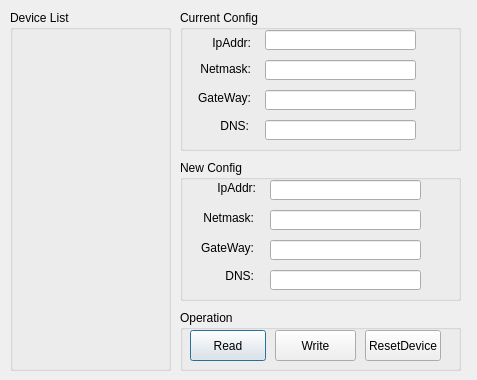
This is qeditipconfigdialog.ui in gaopindianzi/relay_control_terminal as Qt 5 draws it before an edit. The edited form follows.
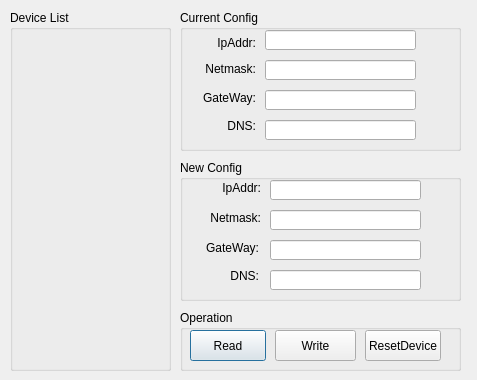
This is the edited form.

Commit message: 界面更新

```diff
--- a/qeditipconfigdialog.ui
+++ b/qeditipconfigdialog.ui
@@ -53,7 +53,7 @@
    <widget class="QLabel" name="label">
     <property name="geometry">
      <rect>
-      <x>20</x>
+      <x>25</x>
       <y>25</y>
       <width>51</width>
       <height>16</height>
@@ -69,7 +69,7 @@
    <widget class="QLabel" name="label_2">
     <property name="geometry">
      <rect>
-      <x>5</x>
+      <x>10</x>
       <y>51</y>
       <width>66</width>
       <height>16</height>
@@ -85,7 +85,7 @@
    <widget class="QLabel" name="label_3">
     <property name="geometry">
      <rect>
-      <x>15</x>
+      <x>20</x>
       <y>80</y>
       <width>56</width>
       <height>16</height>
@@ -141,9 +141,9 @@
    <widget class="QLabel" name="label_4">
     <property name="geometry">
      <rect>
-      <x>15</x>
+      <x>10</x>
       <y>110</y>
-      <width>54</width>
+      <width>66</width>
       <height>12</height>
      </rect>
     </property>
@@ -210,7 +210,7 @@
    <widget class="QLabel" name="label_5">
     <property name="geometry">
      <rect>
-      <x>20</x>
+      <x>25</x>
       <y>80</y>
       <width>54</width>
       <height>16</height>
@@ -226,7 +226,7 @@
    <widget class="QLabel" name="label_6">
     <property name="geometry">
      <rect>
-      <x>8</x>
+      <x>15</x>
       <y>50</y>
       <width>66</width>
       <height>16</height>
@@ -242,7 +242,7 @@
    <widget class="QLabel" name="label_7">
     <property name="geometry">
      <rect>
-      <x>25</x>
+      <x>30</x>
       <y>20</y>
       <width>51</width>
       <height>16</height>
@@ -258,7 +258,7 @@
    <widget class="QLabel" name="label_8">
     <property name="geometry">
      <rect>
-      <x>20</x>
+      <x>25</x>
       <y>110</y>
       <width>54</width>
       <height>12</height>
```
The commit also changes 2 other files.
